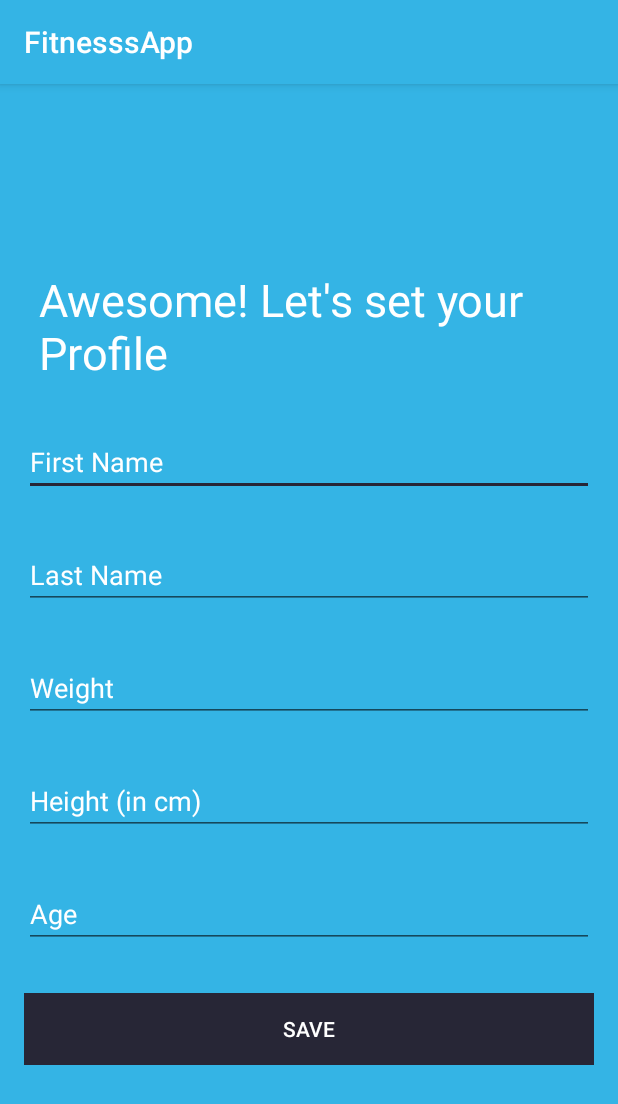
After one commit to zuhura95/FitnessApp, an Android app: the ProfileActivity screen opened directly, with no data from a screen before it, on a phone screen of 412 x 824 dp. The commit adds this screen. Shown: the top 1104 px of the screen. Run offline under Robolectric (Android 15) with nearby library versions, the light colour scheme and no system bars; 3 statements that could not run were skipped.

Commit message:
profile activity created

```diff
--- /dev/null
+++ b/app/src/main/java/com/example/fitnesssapp/Authentication/ProfileActivity.java
@@ -0,0 +1,100 @@
+package com.example.fitnesssapp.Authentication;
+
+import androidx.appcompat.app.AppCompatActivity;
+
+import android.content.Intent;
+import android.content.SharedPreferences;
+import android.os.Bundle;
+import android.text.Editable;
+import android.view.View;
+import android.widget.Button;
+import android.widget.EditText;
+import android.widget.Toast;
+
+import com.example.fitnesssapp.*;
+
+public class ProfileActivity extends AppCompatActivity {
+
+    private EditText inputFName, inputLName, inputWeight, inputHeight, inputAge;
+    private Button saveButton;
+    private SessionManager session;
+    SharedPreferences sharedPreferences;
+
+    @Override
+    protected void onCreate(Bundle savedInstanceState) {
+        super.onCreate(savedInstanceState);
+        setContentView(R.layout.activity_profile);
+
+        session = new SessionManager(getApplicationContext());
+        sharedPreferences = getSharedPreferences("Account",MODE_PRIVATE);
+
+
+        inputFName = (EditText) findViewById(R.id.firstname);
+        inputLName = (EditText) findViewById(R.id.lastname);
+        inputWeight = (EditText) findViewById(R.id.weight);
+        inputHeight = (EditText) findViewById(R.id.height);
+        inputAge = (EditText) findViewById(R.id.age);
+        saveButton = (Button) findViewById(R.id.save_btn);
+
+        getUserProfile();
+
+
+    }
+
+    private void getUserProfile(){
+
+        final String fName, lName;
+        final float weight;
+        final float height;
+        final int age;
+
+        fName = inputFName.getText().toString();
+        lName = inputLName.getText().toString();
+        weight = Float.parseFloat(inputWeight.getText().toString());
+        height = Float.parseFloat(inputHeight.getText().toString());
+        age = Integer.parseInt(inputAge.getText().toString());
+
+        if (fName != null){
+            if (lName != null){
+                if (weight != 0){
+                    if (height != 0){
+                        if (age != 0){
+
+                            saveButton.isEnabled();
+
+                            saveButton.setOnClickListener(new View.OnClickListener() {
+                                @Override
+                                public void onClick(View v) {
+                                    session.setFName(fName);
+                                    session.setLName(lName);
+                                    session.setWeight(weight);
+                                    session.setHeight(height);
+                                    session.setAge(age);
+                                    Toast.makeText(ProfileActivity.this, "Profile Saved", Toast.LENGTH_SHORT).show();
+                                    startActivity(new Intent(ProfileActivity.this, HomeActivity.class));
+
+                                }
+                            });
+
+
+
+
+                        }
+                        else{
+                            Toast.makeText(this, "Please Enter your Age", Toast.LENGTH_SHORT).show();
+                        }
+                    }else{
+                        Toast.makeText(this, "Please Enter your Height", Toast.LENGTH_SHORT).show();
+                    }
+                } else{
+                    Toast.makeText(this, "Please Enter your Weight", Toast.LENGTH_SHORT).show();
+                }
+            }else{
+                Toast.makeText(this, "Please Enter your Last Name", Toast.LENGTH_SHORT).show();
+            }
+        }else{
+            Toast.makeText(this, "Please Enter your First Name", Toast.LENGTH_SHORT).show();
+        }
+
+    }
+}
--- /dev/null
+++ b/app/src/main/java/com/example/fitnesssapp/Authentication/SessionManager.java
@@ -0,0 +1,96 @@
+package com.example.fitnesssapp.Authentication;
+
+import android.content.Context;
+import android.content.SharedPreferences;
+import android.text.Editable;
+import android.util.Log;
+
+public class SessionManager {
+    // LogCat tag
+    private static String TAG = SessionManager.class.getSimpleName();
+
+    // Shared Preferences
+    SharedPreferences pref;
+
+    SharedPreferences.Editor editor;
+    Context _context;
+
+    // Shared pref mode
+    int PRIVATE_MODE = 0;
+
+    // Shared preferences file name
+    private static final String PREF_NAME = "UserInfo";
+
+    private static final String KEY_IS_LOGGEDIN = "isLoggedIn";
+    private static final String KEY_USER_FIRSTNAME = "FirstName";
+    private static final String KEY_USER_LASTNAME = "LastName";
+    private static final String KEY_USER_WEIGHT = "Weight";
+    private static final String KEY_USER_HEIGHT = "Height";
+    private static final String KEY_USER_AGE ="Age";
+
+
+    public SessionManager(Context context) {
+        this._context = context;
+        pref = _context.getSharedPreferences(PREF_NAME, PRIVATE_MODE);
+        editor = pref.edit();
+    }
+
+    public void setLogin(boolean isLoggedIn) {
+
+        editor.putBoolean(KEY_IS_LOGGEDIN, isLoggedIn);
+
+        // commit changes
+        editor.commit();
+
+        Log.d(TAG, "User login session modified!");
+    }
+
+    public void setFName(String Fname) {
+
+        editor.putString(KEY_USER_FIRSTNAME, Fname);
+        // commit changes
+        editor.commit();
+
+
+    }
+    public void setLName(String Lname) {
+
+        editor.putString(KEY_USER_LASTNAME, Lname);
+        // commit changes
+        editor.commit();
+
+
+    }
+    public void setWeight(float weight) {
+
+        editor.putFloat(KEY_USER_WEIGHT, weight);
+        // commit changes
+        editor.commit();
+
+
+    }
+    public void setHeight(float height) {
+
+        editor.putFloat(KEY_USER_HEIGHT, height);
+        // commit changes
+        editor.commit();
+
+
+    }
+    public void setAge(int age) {
+
+        editor.putInt(KEY_USER_AGE, Integer.parseInt(age));
+        // commit changes
+        editor.commit();
+
+
+    }
+
+
+
+
+
+    public boolean isLoggedIn(){
+        return pref.getBoolean(KEY_IS_LOGGEDIN, false);
+    }
+}
--- a/app/src/main/java/com/example/fitnesssapp/Authentication/SignUpActivity.java
+++ b/app/src/main/java/com/example/fitnesssapp/Authentication/SignUpActivity.java
@@ -12,7 +12,6 @@ import android.widget.EditText;
 import android.widget.ProgressBar;
 import android.widget.Toast;
 
-import com.example.fitnesssapp.HomeActivity;
 import com.example.fitnesssapp.R;
 import com.google.android.gms.tasks.OnCompleteListener;
 import com.google.android.gms.tasks.Task;
@@ -88,7 +87,7 @@ public class SignUpActivity extends AppCompatActivity {
                                 Toast.makeText(SignUpActivity.this, "Succeeded", Toast.LENGTH_SHORT).show();
                                 progressBar.setVisibility(View.GONE);
                                 if (task.isSuccessful()) {
-                                    startActivity(new Intent(SignUpActivity.this, PermissionsActivity.class));
+                                    startActivity(new Intent(SignUpActivity.this, ProfileActivity.class));
                                     finish();
                                 } else {
                                     Toast.makeText(SignUpActivity.this, "Unsuccessful.Please check your Internet Connection.", Toast.LENGTH_SHORT).show();
--- a/app/src/main/res/layout/activity_login.xml
+++ b/app/src/main/res/layout/activity_login.xml
@@ -40,7 +40,7 @@
             android:layout_marginTop="20dip"
             android:background="@color/colorAccent"
             android:text="SIGN IN"
-            android:textColor="@android:color/black" />
+            android:textColor="@android:color/white" />
         <Button
             android:id="@+id/btn_reset_password"
             android:layout_width="fill_parent"
--- /dev/null
+++ b/app/src/main/res/layout/activity_profile.xml
@@ -0,0 +1,89 @@
+<?xml version="1.0" encoding="utf-8"?>
+<androidx.constraintlayout.widget.ConstraintLayout xmlns:android="http://schemas.android.com/apk/res/android"
+    xmlns:app="http://schemas.android.com/apk/res-auto"
+    xmlns:tools="http://schemas.android.com/tools"
+    android:layout_width="match_parent"
+    android:layout_height="match_parent"
+    tools:context=".Authentication.ProfileActivity">
+
+    <LinearLayout
+        android:layout_width="fill_parent"
+        android:layout_height="fill_parent"
+        android:background="@color/colorPrimary"
+        android:gravity="center"
+        android:orientation="vertical"
+        android:padding="@dimen/activity_horizontal_margin">
+
+        <TextView
+            android:layout_width="wrap_content"
+            android:layout_height="wrap_content"
+            android:layout_gravity="center_horizontal"
+            android:padding="10dp"
+            android:text="Awesome! Let's set your Profile"
+            android:textColor="@android:color/white"
+            android:textSize="30dp" />
+
+        <EditText
+            android:id="@+id/firstname"
+            android:layout_width="match_parent"
+            android:layout_height="wrap_content"
+            android:layout_marginBottom="10dp"
+            android:layout_marginTop="20dp"
+            android:hint="First Name"
+            android:inputType="textPersonName"
+            android:textColor="@android:color/white"
+            android:textColorHint="@android:color/white" />
+        <EditText
+            android:id="@+id/lastname"
+            android:layout_width="match_parent"
+            android:layout_height="wrap_content"
+            android:layout_marginBottom="10dp"
+            android:layout_marginTop="20dp"
+            android:hint="Last Name"
+            android:inputType="textPersonName"
+            android:textColor="@android:color/white"
+            android:textColorHint="@android:color/white" />
+        <EditText
+            android:id="@+id/weight"
+            android:layout_width="match_parent"
+            android:layout_height="wrap_content"
+            android:layout_marginBottom="10dp"
+            android:layout_marginTop="20dp"
+            android:hint="Weight"
+            android:inputType="numberDecimal"
+            android:textColor="@android:color/white"
+            android:textColorHint="@android:color/white" />
+        <EditText
+            android:id="@+id/height"
+            android:layout_width="match_parent"
+            android:layout_height="wrap_content"
+            android:layout_marginBottom="10dp"
+            android:layout_marginTop="20dp"
+            android:hint="Height (in cm)"
+            android:inputType="numberDecimal"
+            android:textColor="@android:color/white"
+            android:textColorHint="@android:color/white" />
+        <EditText
+            android:id="@+id/age"
+            android:layout_width="match_parent"
+            android:layout_height="wrap_content"
+            android:layout_marginBottom="10dp"
+            android:layout_marginTop="20dp"
+            android:hint="Age"
+           android:inputType="number"
+            android:textColor="@android:color/white"
+            android:textColorHint="@android:color/white" />
+
+        <Button
+            android:id="@+id/save_btn"
+            android:layout_width="fill_parent"
+            android:layout_height="wrap_content"
+            android:layout_marginTop="20dip"
+            android:background="@color/colorAccent"
+            android:text="SAVE"
+            android:textColor="@android:color/white"
+            android:enabled="false"/>
+
+
+    </LinearLayout>
+</androidx.constraintlayout.widget.ConstraintLayout>
--- a/app/src/main/res/layout/activity_reset_pass.xml
+++ b/app/src/main/res/layout/activity_reset_pass.xml
@@ -52,7 +52,7 @@
             android:layout_marginTop="20dip"
             android:background="@color/colorAccent"
             android:text="RESET PASSWORD"
-            android:textColor="@android:color/black" />
+            android:textColor="@android:color/white" />
 
         <Button
             android:id="@+id/btn_back"
--- a/app/src/main/res/values/colors.xml
+++ b/app/src/main/res/values/colors.xml
@@ -1,9 +1,9 @@
 <?xml version="1.0" encoding="utf-8"?>
 <resources>
-    <color name="colorPrimary">#00bcd4</color>
-    <color name="colorPrimaryDark">#0097a7</color>
-    <color name="colorAccent">#f2fe71</color>
-    <color name="bg_login">#26ae90</color>
+    <color name="colorPrimary">#34B4E5</color>
+    <color name="colorPrimaryDark">#4B82B0</color>
+    <color name="colorAccent">#272636</color>
+    <color name="bg_login">#6684A0</color>
     <color name="bg_register">#2e3237</color>
     <color name="bg_main">#428bca</color>
     <color name="white">#ffffff</color>
--- a/app/src/main/res/values/dimens.xml
+++ b/app/src/main/res/values/dimens.xml
@@ -4,6 +4,5 @@
     <!--    <dimen name="activity_vertical_margin">16dp</dimen>-->
     <dimen name="nav_header_vertical_spacing">8dp</dimen>
     <dimen name="nav_header_height">176dp</dimen>
-<!--    <dimen name="fab_margin">16dp</dimen>-->
-    <!--    <dimen name="fab_margin">16dp</dimen>-->
+
 </resources>
--- a/app/src/main/res/values/strings.xml
+++ b/app/src/main/res/values/strings.xml
@@ -22,4 +22,5 @@
     <string name="menu_share">Share</string>
     <string name="menu_send">Send</string>
     <string name="title_activity_locations">LocationsActivity</string>
+    <string name="title_activity_profile">ProfileActivity</string>
 </resources>
```
Also changed, not shown: app/src/main/AndroidManifest.xml (+6 -2 lines), app/src/main/res/layout/activity_sign_up.xml (+10 -2 lines).
